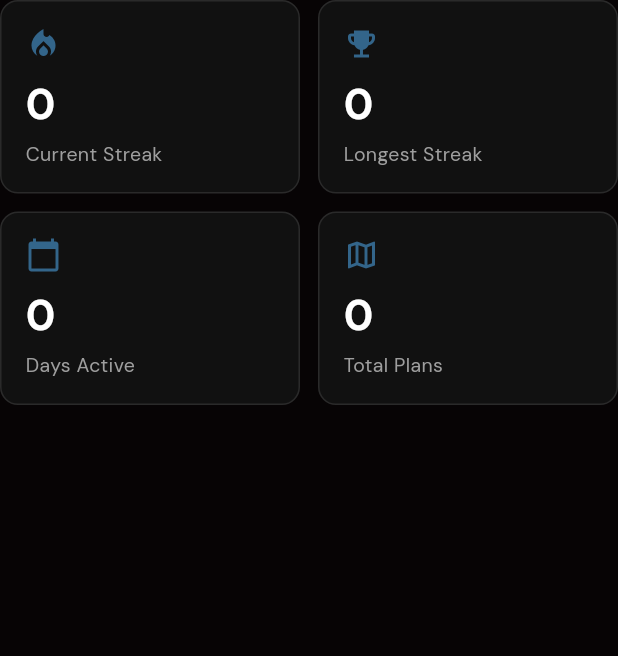
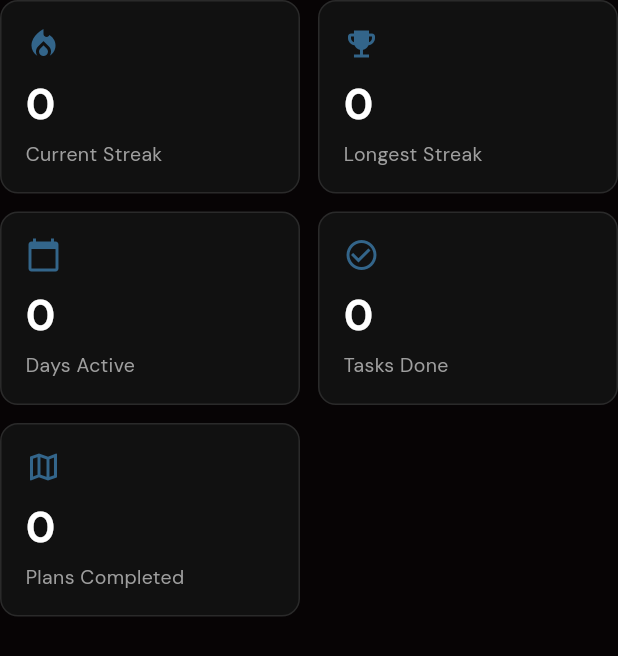
Before and after one commit to RAGs-to-Riches-Blasterhacks/lattice, a Flutter app: the ProfileStatsScreen widget shown alone on an empty page, opened directly, on a phone screen of 412 x 824 dp. Shown: the top 656 px of the screen. Run offline on Flutter 3.47's test engine with Material 3 defaults, Android fonts, the light colour scheme and no system bars; our stand-ins replace flutter_svg, google_fonts, qr_flutter, shared_preferences; missing offline and left inert: mobile_scanner; accounts and stored records are empty; network calls fail.

Commit message:
Added stats endpoint and plugged into existing stats screen

```diff
--- /dev/null
+++ b/Frontend/Flutter/lib/models/user_stats.dart
@@ -0,0 +1,46 @@
+class DailyTaskCount {
+  final DateTime date;
+  final int count;
+
+  const DailyTaskCount({required this.date, required this.count});
+
+  factory DailyTaskCount.fromJson(Map<String, dynamic> json) {
+    return DailyTaskCount(
+      date: DateTime.parse(json['date'] as String),
+      count: json['count'] as int? ?? 0,
+    );
+  }
+}
+
+class UserStats {
+  final int currentStreak;
+  final int longestStreak;
+  final int totalDaysActive;
+  final int totalTasksCompleted;
+  final int totalPlansCompleted;
+  final List<DailyTaskCount> tasksCompletedByDay;
+
+  const UserStats({
+    required this.currentStreak,
+    required this.longestStreak,
+    required this.totalDaysActive,
+    required this.totalTasksCompleted,
+    required this.totalPlansCompleted,
+    required this.tasksCompletedByDay,
+  });
+
+  factory UserStats.fromJson(Map<String, dynamic> json) {
+    return UserStats(
+      currentStreak: json['current_streak'] as int? ?? 0,
+      longestStreak: json['longest_streak'] as int? ?? 0,
+      totalDaysActive: json['total_days_active'] as int? ?? 0,
+      totalTasksCompleted: json['total_tasks_completed'] as int? ?? 0,
+      totalPlansCompleted: json['total_plans_completed'] as int? ?? 0,
+      tasksCompletedByDay: (json['tasks_completed_by_day'] as List<dynamic>?)
+              ?.map((e) =>
+                  DailyTaskCount.fromJson(e as Map<String, dynamic>))
+              .toList() ??
+          [],
+    );
+  }
+}
--- a/Frontend/Flutter/lib/screens/profile_stats_screen.dart
+++ b/Frontend/Flutter/lib/screens/profile_stats_screen.dart
@@ -1,6 +1,5 @@
 import 'package:flutter/material.dart';
-import 'package:lattice/models/streak.dart';
-import 'package:lattice/providers/plans_provider.dart';
+import 'package:lattice/models/user_stats.dart';
 import 'package:lattice/services/api_service.dart';
 import 'package:lattice/themes/app_colors.dart';
 import 'package:provider/provider.dart';
@@ -13,29 +12,27 @@ class ProfileStatsScreen extends StatefulWidget {
 }
 
 class _ProfileStatsScreenState extends State<ProfileStatsScreen> {
-  Streak? _streak;
+  UserStats? _stats;
   bool _loading = true;
 
   @override
   void initState() {
     super.initState();
-    _loadStreak();
+    _loadStats();
   }
 
-  Future<void> _loadStreak() async {
+  Future<void> _loadStats() async {
     try {
-      final streak = await context.read<ApiService>().getMyStreak();
-      if (mounted) setState(() => _streak = streak);
+      final stats = await context.read<ApiService>().getMyStats();
+      if (mounted) setState(() => _stats = stats);
     } catch (_) {
-      // Streak may not exist yet — that's fine
+      // Stats may not exist yet — that's fine
     }
     if (mounted) setState(() => _loading = false);
   }
 
   @override
   Widget build(BuildContext context) {
-    final plans = context.watch<PlansProvider>().plans;
-
     if (_loading) {
       return const Center(
         child: CircularProgressIndicator(color: AppColors.accent),
@@ -46,18 +43,17 @@ class _ProfileStatsScreenState extends State<ProfileStatsScreen> {
       child: Column(
         crossAxisAlignment: CrossAxisAlignment.start,
         children: [
-          // Streak row
           Row(
             children: [
               _StatTile(
                 label: 'Current Streak',
-                value: '${_streak?.currentStreak ?? 0}',
+                value: '${_stats?.currentStreak ?? 0}',
                 icon: Icons.local_fire_department,
               ),
               const SizedBox(width: 12),
               _StatTile(
                 label: 'Longest Streak',
-                value: '${_streak?.longestStreak ?? 0}',
+                value: '${_stats?.longestStreak ?? 0}',
                 icon: Icons.emoji_events,
               ),
             ],
@@ -67,16 +63,92 @@ class _ProfileStatsScreenState extends State<ProfileStatsScreen> {
             children: [
               _StatTile(
                 label: 'Days Active',
-                value: '${_streak?.totalDaysActive ?? 0}',
+                value: '${_stats?.totalDaysActive ?? 0}',
                 icon: Icons.calendar_today,
               ),
               const SizedBox(width: 12),
               _StatTile(
-                label: 'Total Plans',
-                value: '${plans.length}',
+                label: 'Tasks Done',
+                value: '${_stats?.totalTasksCompleted ?? 0}',
+                icon: Icons.check_circle_outline,
+              ),
+            ],
+          ),
+          const SizedBox(height: 12),
+          Row(
+            children: [
+              _StatTile(
+                label: 'Plans Completed',
+                value: '${_stats?.totalPlansCompleted ?? 0}',
                 icon: Icons.map_outlined,
               ),
+              const SizedBox(width: 12),
+              const Expanded(child: SizedBox()),
             ],
+          ),
+          const SizedBox(height: 20),
+          _ActivityChart(days: _stats?.tasksCompletedByDay ?? []),
+        ],
+      ),
+    );
+  }
+}
+
+class _ActivityChart extends StatelessWidget {
+  final List<DailyTaskCount> days;
+
+  const _ActivityChart({required this.days});
+
+  @override
+  Widget build(BuildContext context) {
+    if (days.isEmpty) return const SizedBox.shrink();
+
+    final maxCount = days.fold<int>(0, (m, d) => d.count > m ? d.count : m);
+    final barMax = maxCount > 0 ? maxCount : 1;
+
+    return Container(
+      padding: const EdgeInsets.all(16),
+      decoration: BoxDecoration(
+        color: AppColors.cardBackground,
+        borderRadius: BorderRadius.circular(12),
+        border: Border.all(color: AppColors.cardBorder),
+      ),
+      child: Column(
+        crossAxisAlignment: CrossAxisAlignment.start,
+        children: [
+          const Text(
+            'Tasks Completed (30 days)',
+            style: TextStyle(
+              color: AppColors.textPrimary,
+              fontSize: 14,
+              fontWeight: FontWeight.w600,
+            ),
+          ),
+          const SizedBox(height: 16),
+          SizedBox(
+            height: 80,
+            child: Row(
+              crossAxisAlignment: CrossAxisAlignment.end,
+              children: days.map((day) {
+                final fraction = day.count / barMax;
+                return Expanded(
+                  child: Padding(
+                    padding: const EdgeInsets.symmetric(horizontal: 0.5),
+                    child: FractionallySizedBox(
+                      heightFactor: day.count > 0 ? 0.1 + (0.9 * fraction) : 0.05,
+                      child: Container(
+                        decoration: BoxDecoration(
+                          color: day.count > 0
+                              ? AppColors.accent.withValues(alpha: 0.4 + 0.6 * fraction)
+                              : AppColors.cardBorder,
+                          borderRadius: BorderRadius.circular(2),
+                        ),
+                      ),
+                    ),
+                  ),
+                );
+              }).toList(),
+            ),
           ),
         ],
       ),
--- a/Frontend/Flutter/lib/services/api_service.dart
+++ b/Frontend/Flutter/lib/services/api_service.dart
@@ -3,6 +3,7 @@ import 'package:http/http.dart' as http;
 import 'package:lattice/models/conversation.dart';
 import 'package:lattice/models/plan_node.dart';
 import 'package:lattice/models/streak.dart';
+import 'package:lattice/models/user_stats.dart';
 import 'package:lattice/models/user.dart';
 
 class ApiException implements Exception {
@@ -315,6 +316,15 @@ class ApiService {
 
   // ── Streaks ──────────────────────────────────────────────────────────────
 
+  Future<UserStats> getMyStats() async {
+    final response = await http.get(
+      Uri.parse('$_baseUrl/streaks/me/stats'),
+      headers: _headers,
+    );
+    final data = await _handleResponse(response);
+    return UserStats.fromJson(data);
+  }
+
   Future<Streak> getMyStreak() async {
     final response = await http.get(
       Uri.parse('$_baseUrl/streaks/me'),
```
Also changed, not shown: 2 other files.
